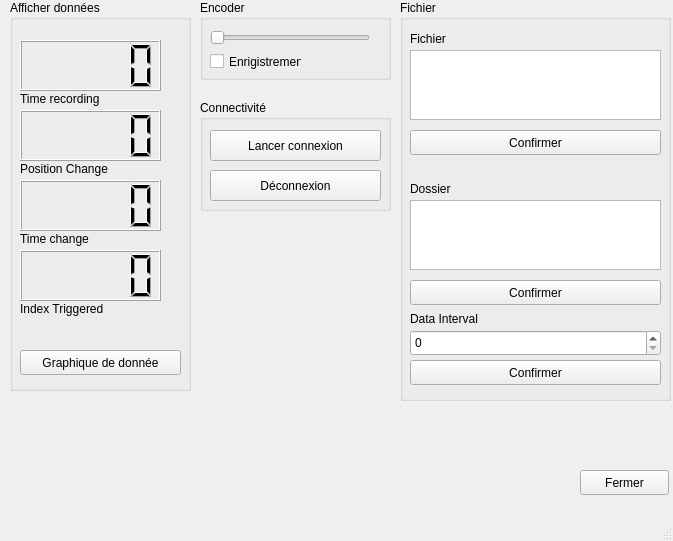
Qt form Qt/Encoder_Control_GUI.ui (apajon/GUI_QT_ONLY) before a commit.
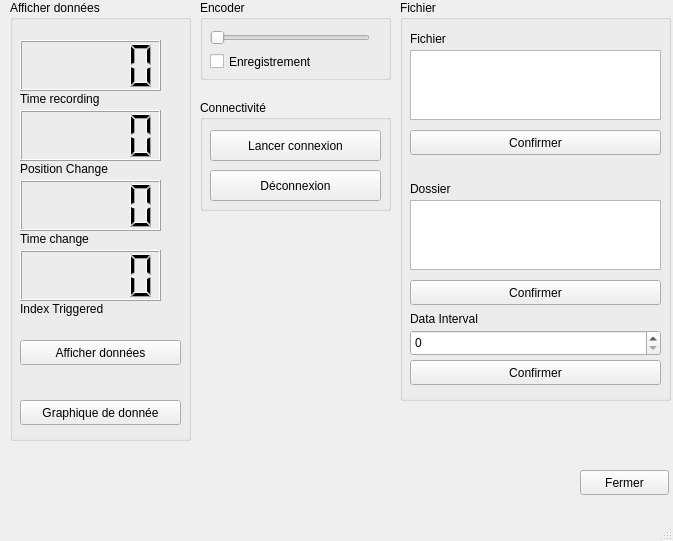
The same form after that commit. Icons and pictures are not drawn.

Commit message: New button to show data from server

What changed in the file:
```diff
--- a/Qt/Encoder_Control_GUI.ui
+++ b/Qt/Encoder_Control_GUI.ui
@@ -48,12 +48,12 @@
       <rect>
        <x>10</x>
        <y>50</y>
-       <width>92</width>
+       <width>141</width>
        <height>23</height>
       </rect>
      </property>
      <property name="text">
-      <string>Enrigistrement</string>
+      <string>Enregistrement</string>
      </property>
     </widget>
    </widget>
@@ -76,7 +76,7 @@
       <x>10</x>
       <y>0</y>
       <width>181</width>
-      <height>391</height>
+      <height>441</height>
      </rect>
     </property>
     <property name="title">
@@ -86,7 +86,7 @@
      <property name="geometry">
       <rect>
        <x>10</x>
-       <y>350</y>
+       <y>400</y>
        <width>161</width>
        <height>25</height>
       </rect>
@@ -187,6 +187,19 @@
       <string>Index Triggered</string>
      </property>
     </widget>
+    <widget class="QPushButton" name="pushButton_7">
+     <property name="geometry">
+      <rect>
+       <x>10</x>
+       <y>340</y>
+       <width>161</width>
+       <height>25</height>
+      </rect>
+     </property>
+     <property name="text">
+      <string>Afficher données</string>
+     </property>
+    </widget>
    </widget>
    <widget class="QGroupBox" name="groupBox_4">
     <property name="geometry">
```
Left out of the diff: 14 changed lines with no effect on the pictures.
